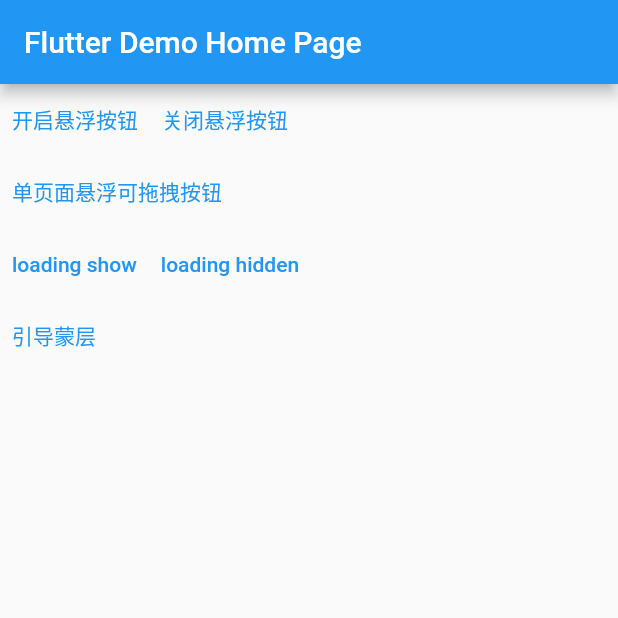
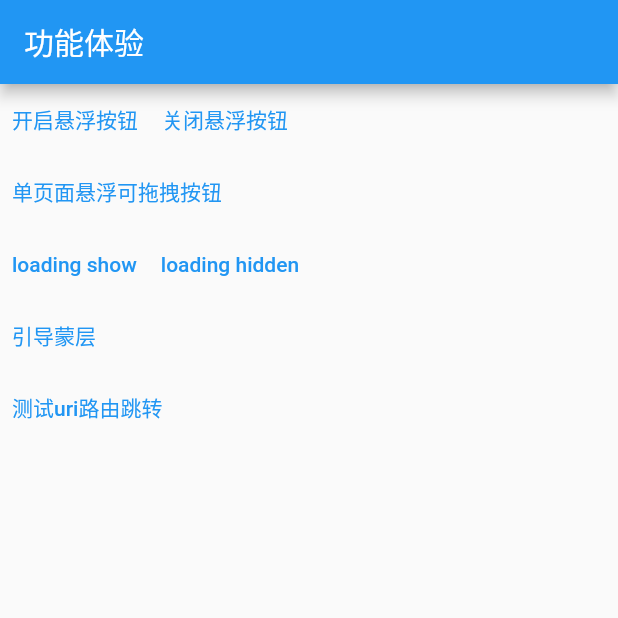
Before and after one commit to butterflyXX/flutter_util, a Flutter app: the screen it shows after launch, on a phone screen of 412 x 824 dp, the top half of it. Run offline on Flutter 3.47's test engine with Material 2 defaults, Android fonts, the phone set to English and light mode, and no system bars; network calls fail.

Commit message:
feature: uri路由跳转方案

```diff
--- a/demo/lib/main.dart
+++ b/demo/lib/main.dart
@@ -1,10 +1,15 @@
+import 'dart:convert';
+
 import 'package:demo/float_button/global_float_widget.dart';
 import 'package:demo/float_button/page_float_widget.dart';
 import 'package:demo/loading/global_loading.dart';
 import 'package:demo/mask_widget/masking.dart';
 import 'package:flutter/material.dart';
+import 'package:flutter_util/util/navigator/navigator_util.dart';
+import 'package:flutter_util/util/navigator/page_router.dart';
 
 import 'common/common_button.dart';
+import 'navigator_push_test/navigator_push_page.dart';
 
 void main() {
   runApp(const MyApp());
@@ -17,11 +22,10 @@ class MyApp extends StatelessWidget {
   @override
   Widget build(BuildContext context) {
     return MaterialApp(
-      title: 'Flutter Demo',
-      theme: ThemeData(
-        primarySwatch: Colors.blue,
-      ),
-      home: const MyHomePage(title: 'Flutter Demo Home Page'),
+      routes: {
+        "/": PageRouter.route(builder: () => const MyHomePage(title: '功能体验')),
+        "/navigator_push_page": PageRouter.route(builder: () => NavigatorPushPage()),
+      },
     );
   }
 }
@@ -36,14 +40,15 @@ class MyHomePage extends StatefulWidget {
 }
 
 class _MyHomePageState extends State<MyHomePage> {
-
   @override
   void initState() {
     // TODO: implement initState
     super.initState();
     WidgetsBinding.instance?.addPostFrameCallback((timeStamp) {
       // 图片预加载
-      precacheImage(const NetworkImage("https://t7.baidu.com/it/u=2749005241,3756993511&fm=193&f=GIF"), context);
+      precacheImage(
+          const NetworkImage("https://t7.baidu.com/it/u=2749005241,3756993511&fm=193&f=GIF"),
+          context);
     });
   }
 
@@ -59,6 +64,7 @@ class _MyHomePageState extends State<MyHomePage> {
           pageFloatWidget(),
           const GlobalLoadingWidget(),
           const MaskTestWidget(),
+          pageRouteWidget(),
         ],
       ),
     );
@@ -68,9 +74,37 @@ class _MyHomePageState extends State<MyHomePage> {
   Widget pageFloatWidget() {
     return Row(
       children: [
-        CommonButton(title: "单页面悬浮可拖拽按钮",onTap: () {
-          Navigator.of(context).push(MaterialPageRoute(builder: (context)=>const PageFloatWidget()));
-        },),
+        CommonButton(
+          title: "单页面悬浮可拖拽按钮",
+          onTap: () {
+            Navigator.of(context)
+                .push(MaterialPageRoute(builder: (context) => const PageFloatWidget()));
+          },
+        ),
+      ],
+    );
+  }
+
+  /// 测试uri路由跳转
+  Widget pageRouteWidget() {
+    return Row(
+      children: [
+        CommonButton(
+          title: "测试uri路由跳转",
+          onTap: () {
+            final uri = NavigatorUtil.getUri(
+              "navigator_push_page",
+              params: {
+                "title": "测试uri路由跳转",
+                "name": "小刘",
+                "age": 20,
+                "score": 89,
+              },
+              statParams: {"entry": "home"},
+            );
+            NavigatorUtil.pushUri(context, uri.toString());
+          },
+        ),
       ],
     );
   }
--- /dev/null
+++ b/lib/util/navigator/navigator_util.dart
@@ -0,0 +1,44 @@
+import 'dart:convert';
+
+import 'package:flutter/material.dart';
+import 'package:flutter_util/util/navigator/route_page_mixin.dart';
+
+class NavigatorUtil {
+  static getUri(
+    String route, {
+    Map<String, dynamic>? params,
+    Map<String, dynamic>? statParams,
+  }) {
+    final encodeParams = {
+      RoutePageMixin.paramsKey: jsonEncode(params ?? {}),
+      RoutePageMixin.statParamsKey: jsonEncode(statParams ?? {}),
+    };
+    final uri = Uri.https("www.myTest.com", route, encodeParams);
+    return uri;
+  }
+
+  static push(
+    BuildContext context,
+    String routeName, {
+    Map<String, dynamic>? params,
+    Map<String, dynamic>? statParams,
+  }) {
+    Navigator.of(context).pushNamed(routeName, arguments: {
+      RoutePageMixin.paramsKey: params,
+      RoutePageMixin.statParamsKey: statParams,
+    });
+  }
+
+  static pushUri(BuildContext context, String uriString) {
+    final decoded = Uri.decodeFull(uriString).replaceAll('#', '?');
+    final uri = Uri.parse(decoded);
+    final routName = uri.path;
+    final params = jsonDecode(uri.queryParameters[RoutePageMixin.paramsKey] ?? "{}");
+    final statParams = jsonDecode(uri.queryParameters[RoutePageMixin.statParamsKey] ?? "{}");
+
+    Navigator.of(context).pushNamed(routName, arguments: {
+      RoutePageMixin.paramsKey: params,
+      RoutePageMixin.statParamsKey: statParams,
+    });
+  }
+}
--- /dev/null
+++ b/lib/util/navigator/page_router.dart
@@ -0,0 +1,20 @@
+import 'package:flutter/material.dart';
+
+import 'route_page_mixin.dart';
+
+typedef MyNavigatorRouteBuilder = Widget Function();
+
+class PageRouter {
+  static WidgetBuilder route({required MyNavigatorRouteBuilder builder}) {
+    return (context) {
+      final widget = builder();
+      final params = ModalRoute.of(context)?.settings.arguments ?? {};
+      if (params is Map<String, dynamic>) {
+        if (widget is RoutePageMixin) {
+          (widget as RoutePageMixin).params = params;
+        }
+      }
+      return widget;
+    };
+  }
+}
--- /dev/null
+++ b/lib/util/navigator/route_page_mixin.dart
@@ -0,0 +1,8 @@
+
+mixin RoutePageMixin {
+  static const String paramsKey = "params";
+  static const String statParamsKey = "statParams";
+  late final Map<String,dynamic>? params;
+  Map<String, dynamic>? get argument => params?[paramsKey];
+  Map<String, dynamic>? get statArgument => params?[statParamsKey];
+}
--- a/pubspec.yaml
+++ b/pubspec.yaml
@@ -1,6 +1,6 @@
 name: flutter_util
 description: A new Flutter project.
-version: 0.0.3
+version: 0.0.4
 homepage:
 
 environment:
```
Also changed, not shown: demo/lib/navigator_push_test/navigator_push_page.dart (added, +59 -0 lines), demo/pubspec.lock, 1 other file.
